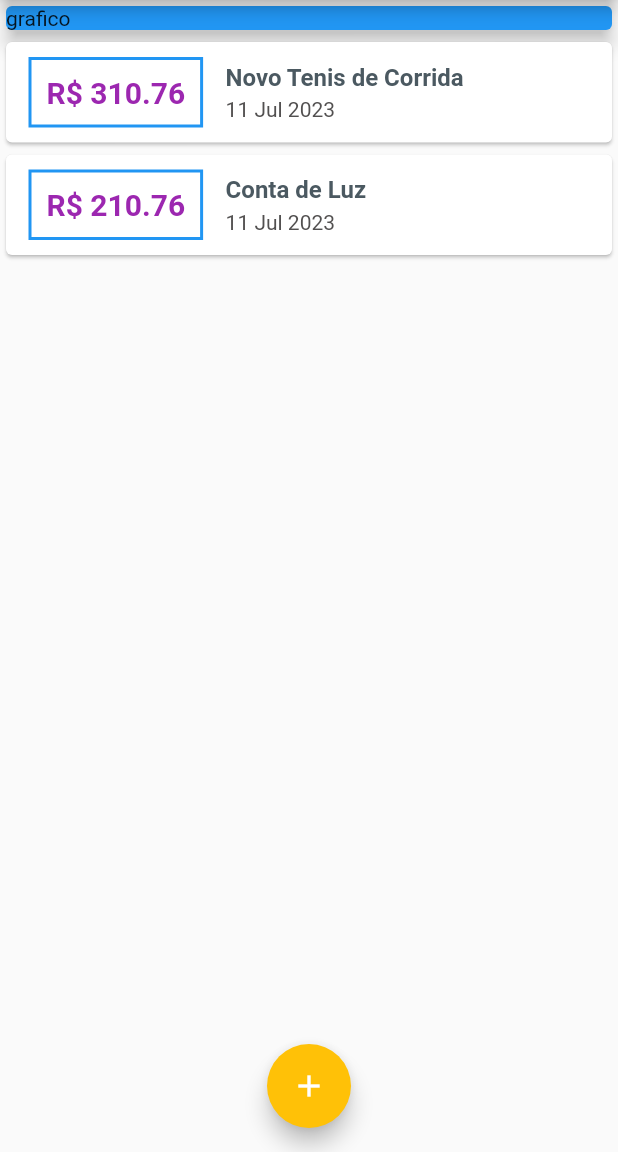
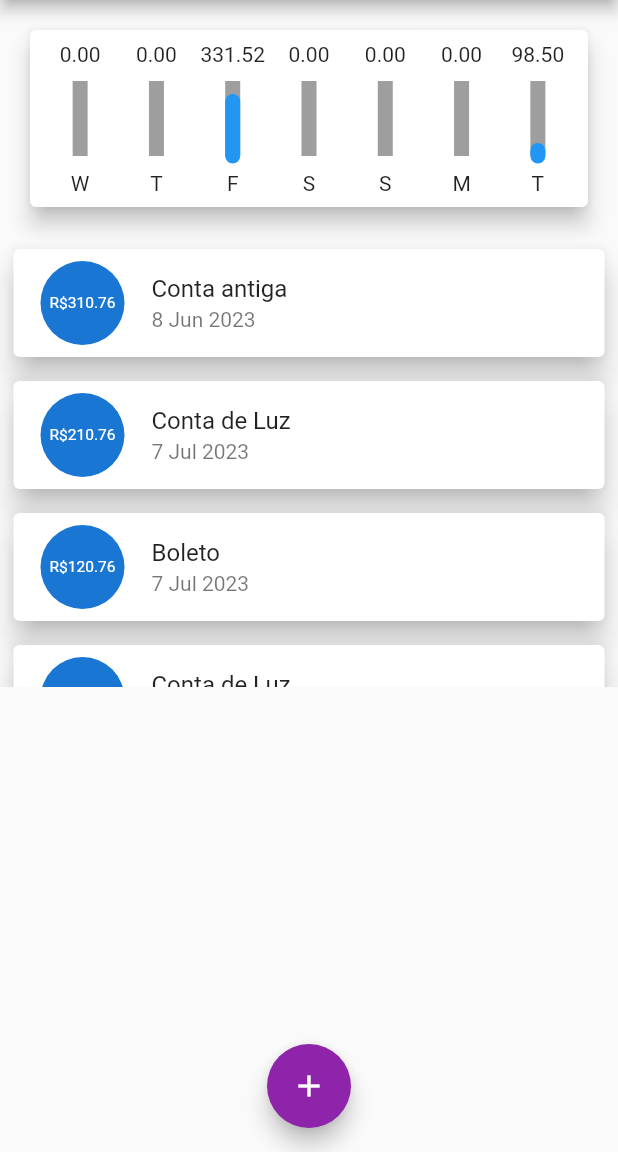
Before and after one commit to gabriels2001/AppDespesas, a Flutter app: the screen it shows after launch, on a phone screen of 412 x 824 dp, the part 84-1236 px from its top. Run offline on Flutter 3.47's test engine with Material 2 defaults, Android fonts, the phone set to English and light mode, and no system bars.

Commit message:
first commit

```diff
--- a/lib/components/chart.dart
+++ b/lib/components/chart.dart
@@ -1,40 +1,72 @@
-// ignore_for_file: prefer_const_constructors, prefer_const_literals_to_create_immutables, non_constant_identifier_names
-
+// ignore_for_file: prefer_const_constructors
+import 'dart:core';
 import 'package:flutter/material.dart';
 import '../models/transaction.dart';
+// ignore: depend_on_referenced_packages
 import 'package:intl/intl.dart';
+import 'chart_bar.dart';
 
-abstract class Cart extends StatefulWidget {
-  const Cart({super.key, required this.recentTransaction});
+class Chart extends StatelessWidget {
+  final List<Transaction> recentTransaction;
 
-  final List<Transaction> recentTransaction;
-  Chart(recentTransaction);
+  const Chart(this.recentTransaction, {Key? key}) : super(key: key);
 
-  List<Map<String, Object>> get groupedTransaction {
+  // List<Transaction> recentTransaction;
+
+  List<Map<String, Object>> get groupedTransactions {
+    //map -chave, valor
     return List.generate(7, (index) {
+      //gera a lista com 7 elementos
       final weekDay = DateTime.now().subtract(
         Duration(days: index),
       );
 
+      double totalSoma = 0.0;
+
+      for (var i = 0; i < recentTransaction.length; i++) {
+        bool sameDay = recentTransaction[i].date.day == weekDay.day;
+        bool sameMounth = recentTransaction[i].date.month == weekDay.month;
+        bool sameYear = recentTransaction[i].date.year == weekDay.year;
+
+        if (sameDay && sameMounth && sameYear) {
+          totalSoma += recentTransaction[i].value;
+        }
+      }
+
       return {
-        'day': DateFormat.E().format(weekDay)[0],
-        'value': 9.99,
+        'day': DateFormat.E().format(weekDay)[0], //chave
+        'value': totalSoma, //valor
       };
+    }).reversed.toList();
+  }
+
+  double get _weekTotalValue {
+    return groupedTransactions.fold(0.0, (sum, tr) {
+      return sum + (tr['value'] as double);
     });
   }
 
-  @override
-  State<Cart> createState() => _CartState();
-}
-
-class _CartState extends State<Cart> {
   @override
   Widget build(BuildContext context) {
     return Card(
       elevation: 6,
       margin: EdgeInsets.all(20),
-      child: Row(
-        children: <Widget>[],
+      child: Padding(
+        padding: const EdgeInsets.all(8.0),
+        child: Row(
+          mainAxisAlignment: MainAxisAlignment.spaceAround,
+          children: groupedTransactions.map((tr) {
+            return //Text('${tr['day']}: ${tr['value']}');
+                Flexible(
+              fit: FlexFit.tight,
+              child: ChartBar(
+                label: tr['day'].toString(),
+                value: tr['value'] as double,
+                percentage: (tr['value'] as double) / _weekTotalValue,
+              ),
+            );
+          }).toList(),
+        ),
       ),
     );
   }
--- /dev/null
+++ b/lib/components/chart_bar.dart
@@ -0,0 +1,54 @@
+// ignore_for_file: prefer_const_constructors, prefer_const_literals_to_create_immutables, avoid_unnecessary_containers, prefer_const_constructors_in_immutables, use_key_in_widget_constructors
+import 'package:flutter/material.dart';
+
+class ChartBar extends StatelessWidget {
+  final String? label;
+  final double? value;
+  final double? percentage;
+
+  const ChartBar({
+    this.label,
+    this.value,
+    this.percentage,
+    Key? key,
+  }) : super(key: key);
+
+  @override
+  Widget build(BuildContext context) {
+    return Column(
+      children: [
+        FittedBox(child: Text('${value?.toStringAsFixed(2)}')),
+        SizedBox(height: 5),
+        SizedBox(
+          height: 60,
+          width: 10,
+          child: Stack(
+            alignment: Alignment.bottomCenter, //de baixo para cima
+            children: [
+              Container(
+                decoration: BoxDecoration(
+                  border: Border.all(
+                    color: Colors.grey,
+                    width: 10,
+                  ),
+                  color: Color.fromRGBO(220, 220, 220, 1),
+                ),
+              ),
+              FractionallySizedBox(
+                heightFactor: percentage,
+                child: Container(
+                  decoration: BoxDecoration(
+                    color: Theme.of(context).primaryColor,
+                    borderRadius: BorderRadius.circular(5),
+                  ),
+                ),
+              ),
+            ],
+          ),
+        ),
+        SizedBox(height: 5),
+        Text(label!),
+      ],
+    );
+  }
+}
--- a/lib/components/transaction_form.dart
+++ b/lib/components/transaction_form.dart
@@ -18,14 +18,15 @@ class _TransactionFormState extends State<TransactionForm> {
 
   final valuecontroller = TextEditingController();
 
-  _submitForm(_) {
+  _submitForm() {
     final title = titlecontroller.text;
-    final value = double.tryParse(valuecontroller.text) ?? 0.0;
+    final value = double.tryParse(valuecontroller.text) ?? 0.00;
 
     if (title.isEmpty || value <= 0) {
       return;
     }
 
+    //widget.onSubmit(title, value);
     widget.onSubmit(title, value);
   }
 
@@ -39,7 +40,7 @@ class _TransactionFormState extends State<TransactionForm> {
           children: <Widget>[
             TextField(
               controller: titlecontroller,
-              onSubmitted: (_) => _submitForm(_),
+              onSubmitted: (_) => _submitForm(),
               keyboardType: TextInputType.numberWithOptions(
                   decimal: true), //mostar teclado em num.
               decoration: InputDecoration(
@@ -49,7 +50,7 @@ class _TransactionFormState extends State<TransactionForm> {
             ),
             TextField(
               controller: valuecontroller,
-              //onSubmitted: (_) => _submitForm(_),
+              onSubmitted: (_) => _submitForm(),
               decoration: InputDecoration(
                 labelText: 'Valor (R\$)',
               ),
@@ -59,7 +60,7 @@ class _TransactionFormState extends State<TransactionForm> {
               mainAxisAlignment: MainAxisAlignment.end,
               children: [
                 ElevatedButton(
-                  onPressed: _submitForm(widget.onSubmit),
+                  onPressed: _submitForm,
                   child: Text(
                     'Nova Transação',
                   ),
--- a/lib/components/transaction_list.dart
+++ b/lib/components/transaction_list.dart
@@ -14,7 +14,7 @@ class TransactionList extends StatelessWidget {
 
   @override
   Widget build(BuildContext context) {
-    return Container(
+    return SizedBox(
       height: 300,
       child: transactions.isEmpty
           ? Column(
@@ -22,7 +22,7 @@ class TransactionList extends StatelessWidget {
                 Text('Nenhuma Transação Cadastrada'),
                 //style: Theme.of(context).textTheme.title,
                 SizedBox(height: 20),
-                Container(
+                SizedBox(
                   height: 200,
                   child: Image.asset(
                     'assets/images/waiting.png',
@@ -37,52 +37,79 @@ class TransactionList extends StatelessWidget {
                 // contexto, e qual elemento renderizar
                 final tr = transactions[index];
                 return Card(
-                  child: Row(
-                    children: <Widget>[
-                      Container(
-                        margin:
-                            EdgeInsets.symmetric(horizontal: 15, vertical: 10),
-                        decoration: BoxDecoration(
-                          border: Border.all(
-                            color: Theme.of(context).primaryColor,
-                            width: 2,
-                          ),
-                        ),
-                        padding: EdgeInsets.all(10),
-                        child: Text(
-                          'R\$ ${tr.value.toStringAsFixed(2)}',
-                          style: TextStyle(
-                            fontWeight: FontWeight.bold,
-                            fontSize: 20,
-                            color: Colors.purple,
+                  elevation: 8,
+                  margin: EdgeInsets.symmetric(
+                    vertical: 8,
+                    horizontal: 9,
+                  ),
+                  child: ListTile(
+                    leading: CircleAvatar(
+                      radius: 30,
+                      child: Padding(
+                        padding: const EdgeInsets.all(8),
+                        child: SizedBox(
+                          height: 20,
+                          child: FittedBox(
+                            child: Text('R\$${tr.value}'),
                           ),
                         ),
                       ),
-                      Column(
-                        crossAxisAlignment: CrossAxisAlignment.start,
-                        children: <Widget>[
-                          Text(
-                            tr.title,
-                            style: TextStyle(
-                              fontWeight: FontWeight.bold,
-                              fontSize: 16,
-                              color: Color.fromARGB(255, 75, 89, 97),
-                            ),
-                          ),
-                          SizedBox(height: 4),
-                          Text(
-                            DateFormat('d MMM y').format(tr.date),
-                            style: TextStyle(
-                                color: Color.fromARGB(255, 82, 80, 80)),
-                          ),
-                        ],
-                      )
-                    ],
+                    ),
+                    title: Text(
+                      tr.title,
+                      style: Theme.of(context).textTheme.titleMedium,
+                    ),
+                    subtitle: Text(DateFormat('d MMM y').format(tr.date)),
                   ),
                 );
               },
-              //  children: transactions.map((tr) {}).toList(),
             ),
     );
   }
 }
+
+
+// Card(
+//                   child: Row(
+//                     children: <Widget>[
+//                       Container(
+//                         margin:
+//                             EdgeInsets.symmetric(horizontal: 15, vertical: 10),
+//                         decoration: BoxDecoration(
+//                           border: Border.all(
+//                             color: Theme.of(context).primaryColor,
+//                             width: 2,
+//                           ),
+//                         ),
+//                         padding: EdgeInsets.all(10),
+//                         child: Text(
+//                           'R\$ ${tr.value.toStringAsFixed(2)}',
+//                           style: TextStyle(
+//                             fontWeight: FontWeight.bold,
+//                             fontSize: 20,
+//                             color: Colors.purple,
+//                           ),
+//                         ),
+//                       ),
+//                       Column(
+//                         crossAxisAlignment: CrossAxisAlignment.start,
+//                         children: <Widget>[
+//                           Text(
+//                             tr.title,
+//                             style: TextStyle(
+//                               fontWeight: FontWeight.bold,
+//                               fontSize: 16,
+//                               color: Color.fromARGB(255, 75, 89, 97),
+//                             ),
+//                           ),
+//                           SizedBox(height: 4),
+//                           Text(
+//                             DateFormat('d MMM y').format(tr.date),
+//                             style: TextStyle(
+//                                 color: Color.fromARGB(255, 82, 80, 80)),
+//                           ),
+//                         ],
+//                       )
+//                     ],
+//                   ),
+//                 );
--- a/lib/webview.dart
+++ b/lib/webview.dart
@@ -6,6 +6,7 @@ import 'package:flutter/material.dart';
 import 'dart:math';
 import 'models/transaction.dart';
 import 'components/transaction_list.dart';
+import 'components/chart.dart';
 
 class WebView extends StatelessWidget {
   WebView({super.key});
@@ -21,7 +22,7 @@ class WebView extends StatelessWidget {
       theme: tema.copyWith(
         colorScheme: tema.colorScheme.copyWith(
           primary: Colors.purple,
-          secondary: Colors.amber,
+          secondary: Colors.purple[600],
         ),
       ),
     );
@@ -38,18 +39,36 @@ class MyHomePage extends StatefulWidget {
 class _MyHomePageState extends State<MyHomePage> {
   final _transactions = [
     Transaction(
-      id: 't1',
-      title: 'Novo Tenis de Corrida',
+      id: 't0',
+      title: 'Conta antiga',
       value: 310.76,
-      date: DateTime.now(),
+      date: DateTime.now().subtract(Duration(days: 33)),
     ),
     Transaction(
       id: 't2',
       title: 'Conta de Luz',
       value: 210.76,
+      date: DateTime.now().subtract(Duration(days: 4)),
+    ),
+    Transaction(
+      id: 't3',
+      title: 'Boleto',
+      value: 120.76,
+      date: DateTime.now().subtract(Duration(days: 4)),
+    ),
+    Transaction(
+      id: 't4',
+      title: 'Conta de Luz',
+      value: 98.50,
       date: DateTime.now(),
     ),
   ];
+
+  List<Transaction> get _recentTransacton {
+    return _transactions.where((tr) {
+      return tr.date.isAfter(DateTime.now().subtract(Duration(days: 7)));
+    }).toList();
+  }
 
   _addTransaction(String title, double value) {
     final newTransaction = Transaction(
@@ -90,13 +109,8 @@ class _MyHomePageState extends State<MyHomePage> {
         child: Column(
           crossAxisAlignment: CrossAxisAlignment.stretch,
           children: <Widget>[
-            Container(
-              child: Card(
-                color: Colors.blue,
-                elevation: 5,
-                child: Text('grafico'),
-              ),
-            ),
+            Chart(_recentTransacton),
+            // ERRO- Chart(_recentTransacton, recentTransaction: []),
             TransactionList(_transactions),
           ],
         ),
@@ -109,12 +123,3 @@ class _MyHomePageState extends State<MyHomePage> {
     );
   }
 }
-
-
-
-// Column(
-//    children: [
-//      TransactionForm(_addTransaction),
-//   //dados
-//          ],
-//             ),
```
